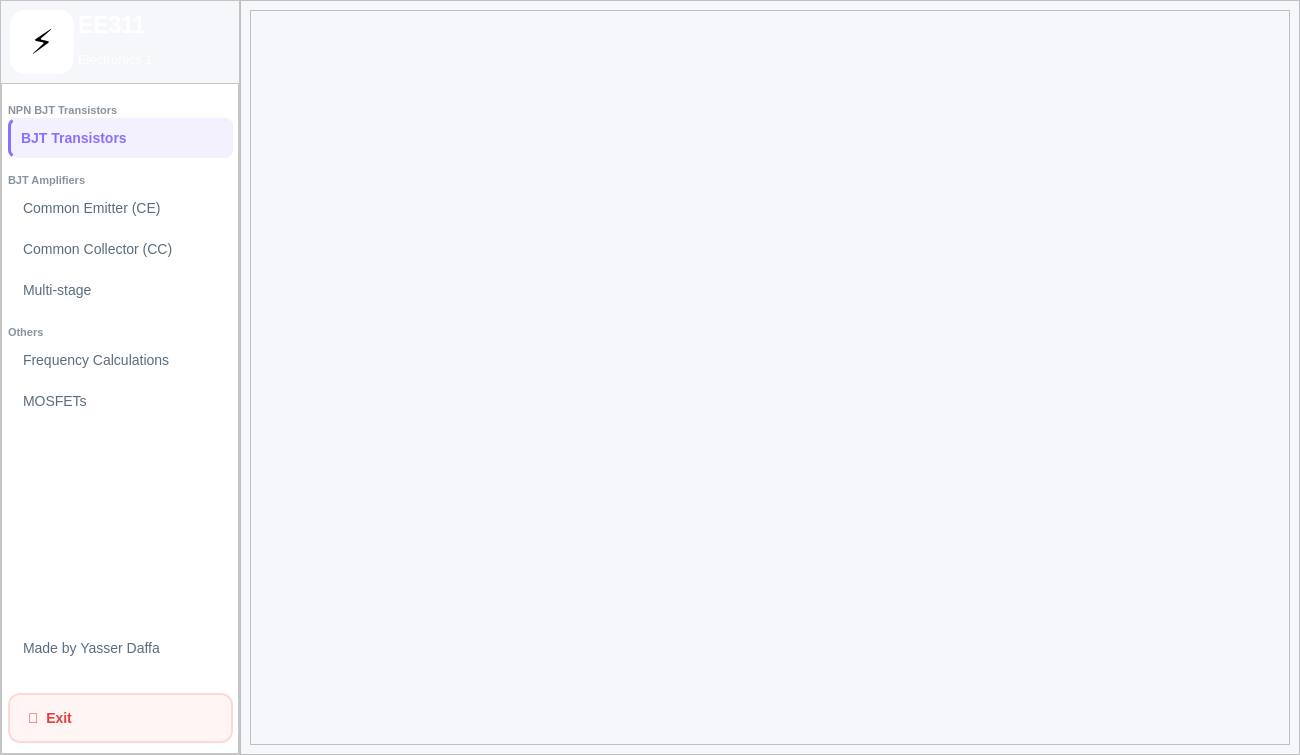
This is ui/main_dashboard.ui in Yasser-Daffa/ee311-transistor-calc as Qt 5 draws it before an edit. The edited form follows.
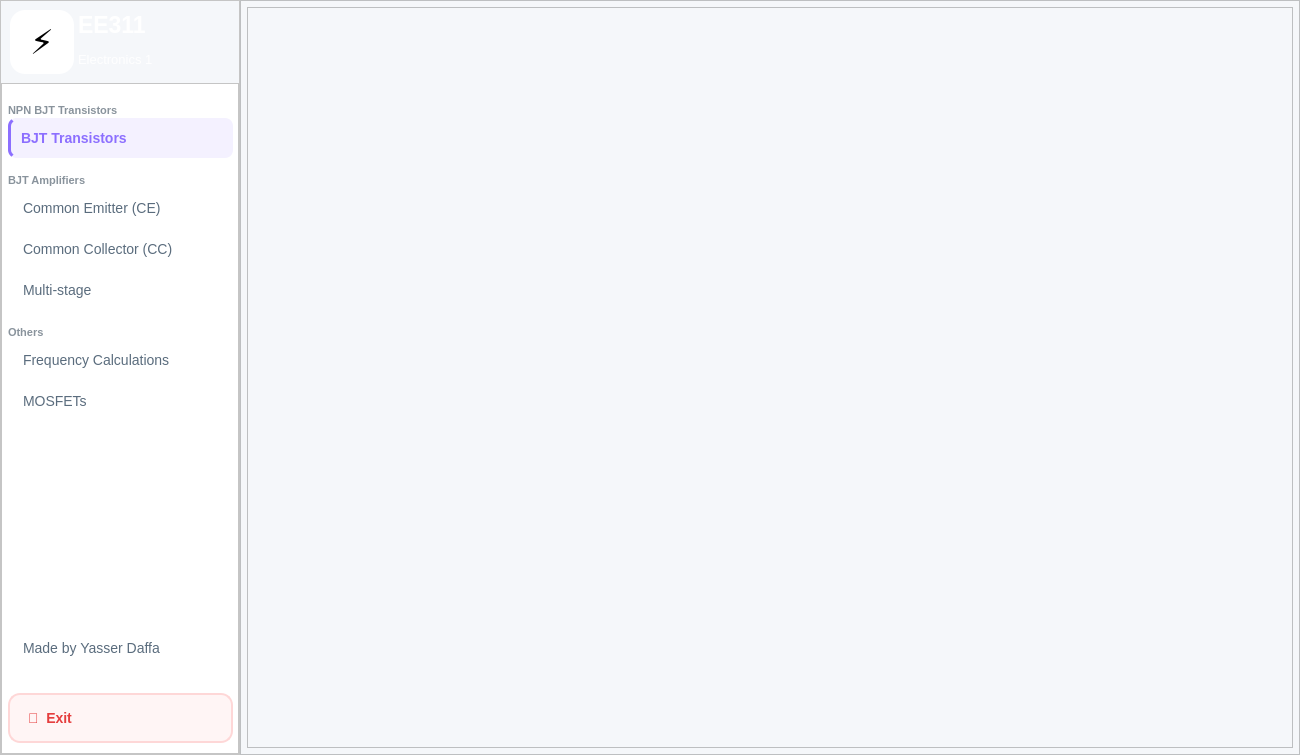
This is the edited form.

Diff of the .ui file:
```diff
--- a/ui/main_dashboard.ui
+++ b/ui/main_dashboard.ui
@@ -810,6 +810,18 @@
           <enum>QFrame::Shadow::Raised</enum>
          </property>
          <layout class="QVBoxLayout" name="verticalLayout_3">
+          <property name="leftMargin">
+           <number>6</number>
+          </property>
+          <property name="topMargin">
+           <number>6</number>
+          </property>
+          <property name="rightMargin">
+           <number>6</number>
+          </property>
+          <property name="bottomMargin">
+           <number>6</number>
+          </property>
           <item>
            <widget class="QScrollArea" name="scrollArea">
             <property name="styleSheet">
@@ -910,8 +922,8 @@
               <rect>
                <x>0</x>
                <y>0</y>
-               <width>1038</width>
-               <height>733</height>
+               <width>1044</width>
+               <height>739</height>
               </rect>
              </property>
              <layout class="QVBoxLayout" name="verticalLayout_4">
```
